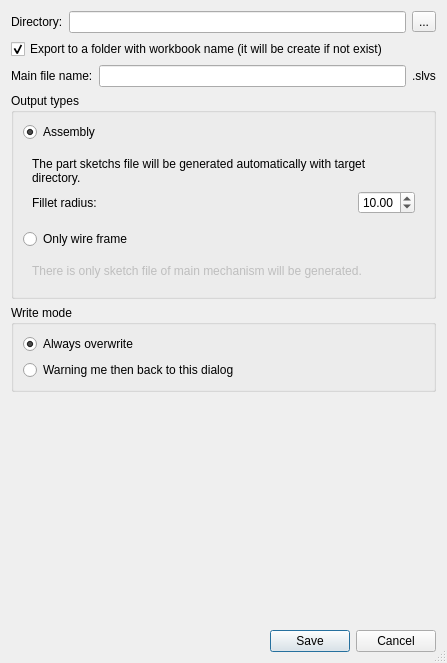
Qt form core/io/output_option.ui (KmolYuan/Pyslvs-UI) before a commit.
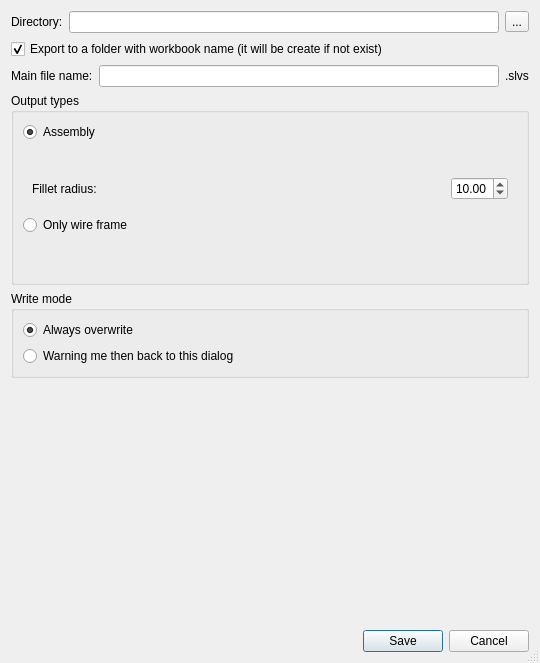
The same form after that commit. Icons and pictures are not drawn.

Commit message: Output dialog UI corrections.

What changed in the file:
```diff
--- a/core/io/output_option.ui
+++ b/core/io/output_option.ui
@@ -6,7 +6,7 @@
    <rect>
     <x>0</x>
     <y>0</y>
-    <width>447</width>
+    <width>540</width>
     <height>663</height>
    </rect>
   </property>
@@ -98,9 +98,6 @@
         <layout class="QVBoxLayout" name="assembly_layout">
          <item>
           <widget class="QLabel" name="assembly_label">
-           <property name="text">
-            <string>The part sketchs file will be generated automatically with target directory.</string>
-           </property>
            <property name="wordWrap">
             <bool>true</bool>
            </property>
@@ -158,9 +155,6 @@
         <layout class="QVBoxLayout" name="verticalLayout">
          <item>
           <widget class="QLabel" name="frame_label">
-           <property name="text">
-            <string>There is only sketch file of main mechanism will be generated.</string>
-           </property>
            <property name="wordWrap">
             <bool>true</bool>
            </property>
```
Left out of the diff: 4 changed lines with no effect on the pictures. The commit also changes 2 other files.
